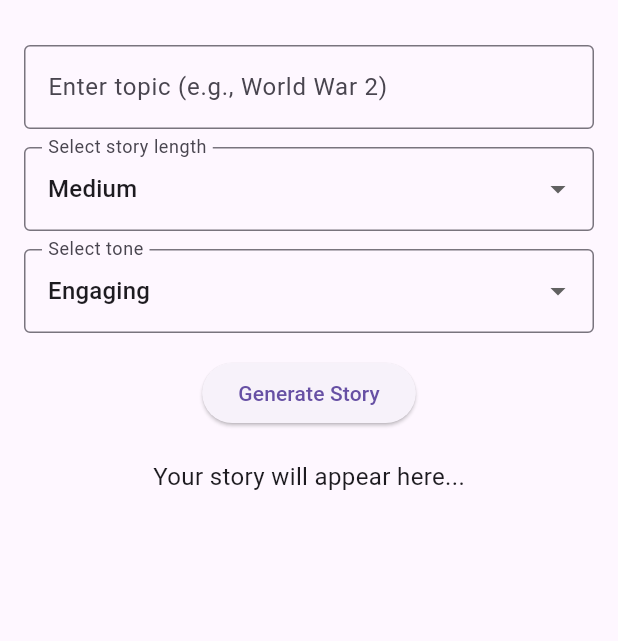
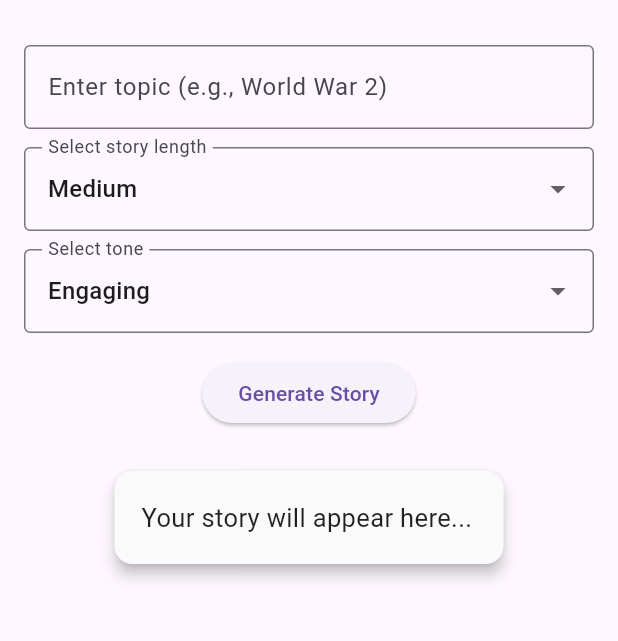
Before and after one commit to ZulfiqarAlam18/flutter_with_ai, a Flutter app: the screen it shows after launch, on a phone screen of 412 x 824 dp, the part 63-704 px from its top. Run offline on Flutter 3.47's test engine with Material 3 defaults, Android fonts, the light colour scheme and no system bars.

Commit message:
output ui improved

```diff
--- a/lib/views/home_screen.dart
+++ b/lib/views/home_screen.dart
@@ -79,11 +79,31 @@ class _HomeScreenState extends State<HomeScreen> {
             const SizedBox(height: 20),
             Expanded(
               child: SingleChildScrollView(
-                child: Text(
-                  controller.storyResult.isEmpty
-                      ? "Your story will appear here..."
-                      : controller.storyResult,
-                  style: const TextStyle(fontSize: 16),
+                child: Card(
+                  elevation: 4,
+                  shape: RoundedRectangleBorder(
+                    borderRadius: BorderRadius.circular(12),
+                  ),
+                  color: Colors.grey[50],
+                  margin: const EdgeInsets.symmetric(
+                    vertical: 8,
+                    horizontal: 2,
+                  ),
+                  child: Padding(
+                    padding: const EdgeInsets.all(18.0),
+                    child: SelectableText(
+                      controller.storyResult.isEmpty
+                          ? "Your story will appear here..."
+                          : controller.storyResult,
+                      style: const TextStyle(
+                        fontSize: 17,
+                        height: 1.5,
+                        fontWeight: FontWeight.w400,
+                        color: Colors.black87,
+                      ),
+                      textAlign: TextAlign.left,
+                    ),
+                  ),
                 ),
               ),
             ),
```
